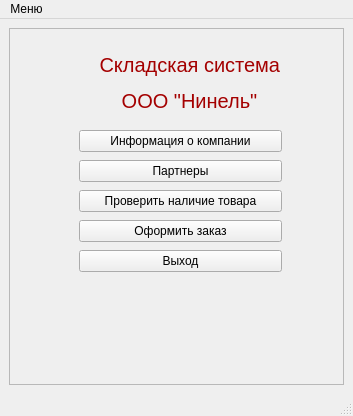
This is src/WarehouseSystemMainWindow.ui in Belov1807/-WarehouseSystem as Qt 5 draws it before an edit. The edited form follows.
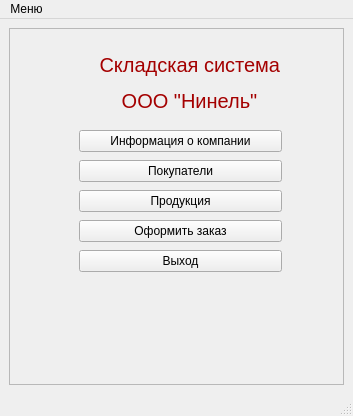
This is the edited form.

Patch:
```diff
--- a/src/WarehouseSystemMainWindow.ui
+++ b/src/WarehouseSystemMainWindow.ui
@@ -61,14 +61,14 @@
         <item>
          <widget class="QPushButton" name="pbCustomers">
           <property name="text">
-           <string>Партнеры</string>
+           <string>Покупатели</string>
           </property>
          </widget>
         </item>
         <item>
          <widget class="QPushButton" name="pushButton">
           <property name="text">
-           <string>Проверить наличие товара</string>
+           <string>Продукция</string>
           </property>
          </widget>
         </item>
```
Left out of the diff: 2 changed lines with no effect on the pictures.
